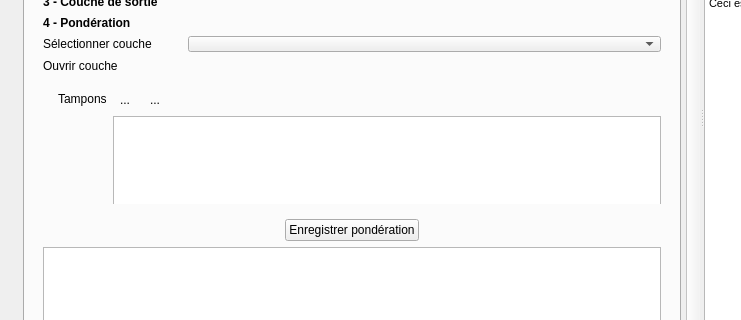
First picture: the form in BioDispersal_dialog_base.ui, repository MathieuChailloux/BioDispersal, before the edit; both pictures show x 0 to 741 and y 199 to 519 of the 924 by 708 pixel window.
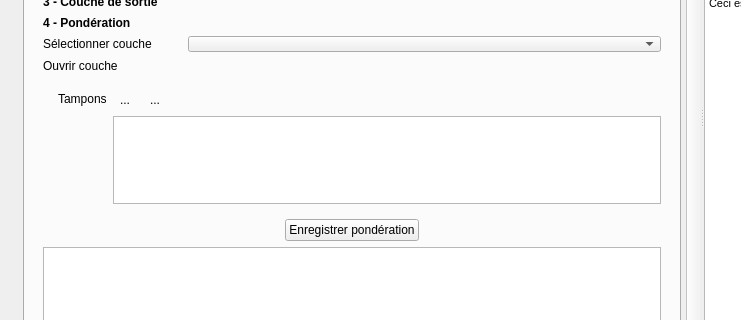
Second picture: the form after the edit. The open tabs and pages were chosen to show the change. Icons and pictures are not drawn. Custom widgets are drawn as their Qt base class.

Patch:
```diff
--- a/BioDispersal_dialog_base.ui
+++ b/BioDispersal_dialog_base.ui
@@ -3090,9 +3090,12 @@
                            <property name="minimumSize">
                             <size>
                              <width>200</width>
-                             <height>100</height>
+                             <height>50</height>
                             </size>
                            </property>
+                           <property name="sortingEnabled">
+                            <bool>true</bool>
+                           </property>
                           </widget>
                          </item>
                          <item row="0" column="0">
```
Left out of the diff: 17 changed lines with no effect on the pictures.
